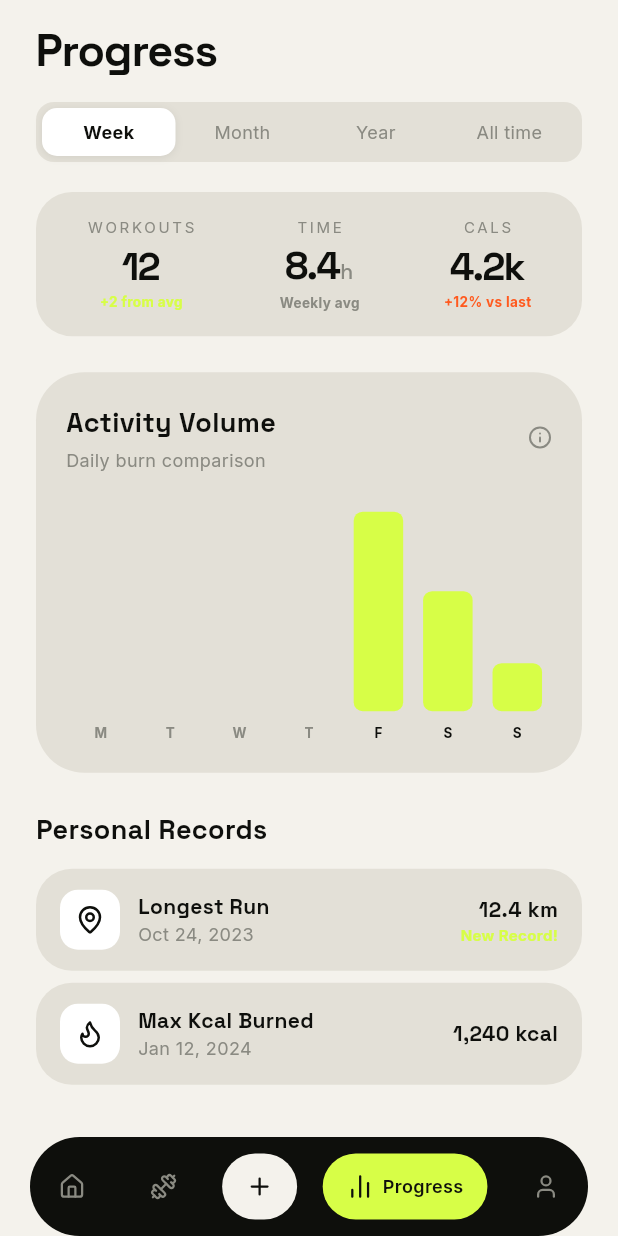
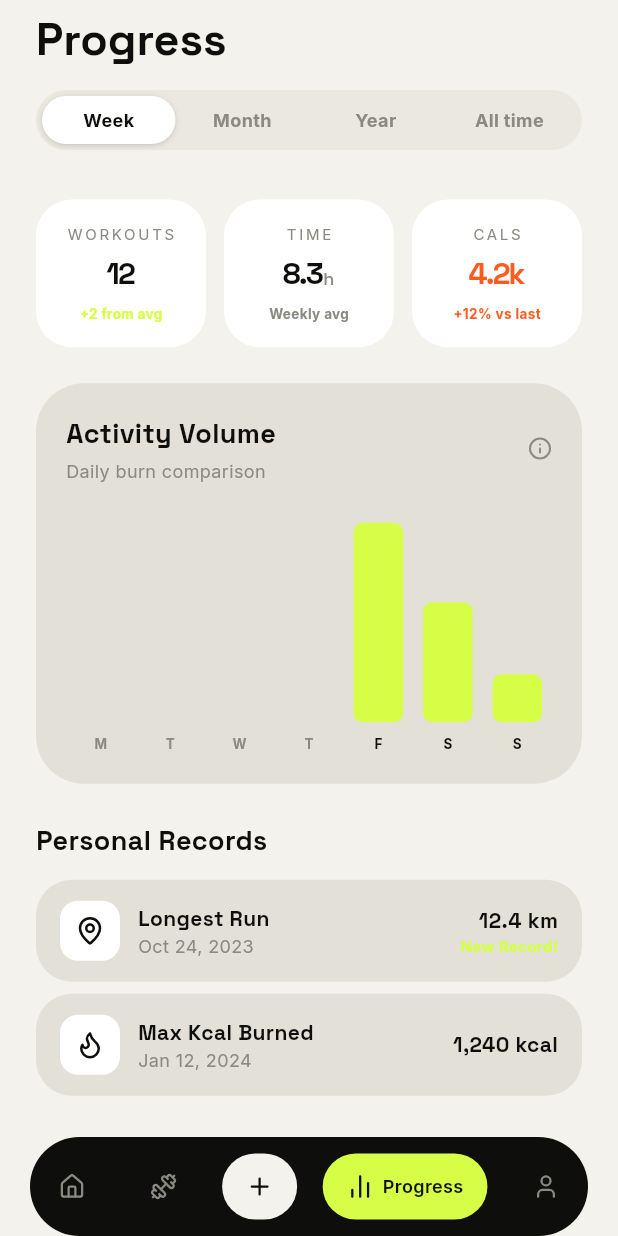
Before and after one commit to ashiq-dev-codes/droplet_flutter, a Flutter app: the screen it shows after launch, item 4 of the bottom bar chosen, on a phone screen of 412 x 824 dp. Run offline on Flutter 3.47's test engine with Material 3 defaults, Android fonts, the phone set to English and light mode, and no system bars; our stand-ins replace device_preview, lucide_icons_flutter.

Commit message:
feat: refactor ProgressPage layout to use NestedScrollView for improved scrolling and UI consistency

```diff
--- a/lib/features/progress/presentation/page/progress_page.dart
+++ b/lib/features/progress/presentation/page/progress_page.dart
@@ -1,5 +1,6 @@
 import 'package:fitness_tracker_app/shared/theme/app_colors.dart';
 import 'package:fitness_tracker_app/shared/theme/app_font.dart';
+import 'package:fitness_tracker_app/shared/widgets/page_visibility.dart';
 import 'package:flutter/material.dart';
 import 'package:lucide_icons_flutter/lucide_icons.dart';
 
@@ -8,29 +9,50 @@ class ProgressPage extends StatelessWidget {
 
   @override
   Widget build(BuildContext context) {
-    return const SafeArea(
+    return SafeArea(
       bottom: false,
-      child: SingleChildScrollView(
-        padding: EdgeInsets.fromLTRB(24, 16, 24, 120),
+      child: NestedScrollView(
+        headerSliverBuilder: (context, innerBoxIsScrolled) => [
+          SliverAppBar(
+            pinned: true,
+            elevation: 0,
+            floating: false,
+            titleSpacing: 24,
+            toolbarHeight: 53,
+            scrolledUnderElevation: 0,
+            automaticallyImplyLeading: false,
+            surfaceTintColor: Colors.transparent,
+            backgroundColor: AppColors.background,
+            title: Row(
+              children: [
+                const Text(
+                  'Progress',
+                  style: TextStyle(
+                    fontSize: 30,
+                    fontWeight: FontWeight.bold,
+                    color: AppColors.textPrimary,
+                    fontFamily: AppFont.spaceGrotesk,
+                  ),
+                ),
+              ],
+            ),
+          ),
+          SliverToBoxAdapter(child: SizedBox(height: 7)),
+
+          // Filter tabs
+          SliverToBoxAdapter(child: _FilterTabs()),
+          SliverToBoxAdapter(child: SizedBox(height: 16.5)),
+        ],
+        body: SingleChildScrollView(
+          padding: const EdgeInsets.only(
+            top: 16.5,
+            left: 24,
+            right: 24,
+            bottom: 120,
+          ),
           child: Column(
             crossAxisAlignment: CrossAxisAlignment.start,
             children: [
-            // Title
-            Text(
-              'Progress',
-              style: TextStyle(
-                fontFamily: AppFont.spaceGrotesk,
-                fontWeight: FontWeight.w700,
-                fontSize: 30,
-                height: 1.2,
-                letterSpacing: -0.75,
-                color: AppColors.textPrimary,
-              ),
-            ),
-            SizedBox(height: 16),
-            // Filter tabs
-            _FilterTabs(),
-            SizedBox(height: 20),
               // Stats row
               _StatsRow(),
               SizedBox(height: 24),
@@ -40,6 +62,7 @@ class ProgressPage extends StatelessWidget {
               // Personal records
               _PersonalRecords(),
             ],
+          ),
         ),
       ),
     );
@@ -52,28 +75,38 @@ class _FilterTabs extends StatelessWidget {
   @override
   Widget build(BuildContext context) {
     const tabs = ['Week', 'Month', 'Year', 'All time'];
+
     return Container(
       height: 40,
       padding: const EdgeInsets.all(4),
+      margin: EdgeInsets.symmetric(horizontal: 24),
       decoration: BoxDecoration(
-        color: AppColors.surface,
-        borderRadius: BorderRadius.circular(12),
+        color: AppColors.backgroundDark,
+        borderRadius: BorderRadius.circular(24),
       ),
       child: Row(
         children: List.generate(tabs.length, (i) {
           final active = i == 0;
+
           return Expanded(
             child: Container(
               alignment: Alignment.center,
               decoration: BoxDecoration(
+                borderRadius: BorderRadius.circular(20),
                 color: active ? AppColors.white : Colors.transparent,
-                borderRadius: BorderRadius.circular(10),
                 boxShadow: active
                     ? [
                         BoxShadow(
-                          color: AppColors.textPrimary.withValues(alpha: 0.08),
-                          blurRadius: 4,
+                          blurRadius: 2,
+                          spreadRadius: -1,
                           offset: const Offset(0, 1),
+                          color: AppColors.black.withValues(alpha: 0.10),
+                        ),
+                        BoxShadow(
+                          blurRadius: 3,
+                          spreadRadius: 0,
+                          offset: const Offset(0, 1),
+                          color: AppColors.black.withValues(alpha: 0.10),
                         ),
                       ]
                     : null,
@@ -81,9 +114,9 @@ class _FilterTabs extends StatelessWidget {
               child: Text(
                 tabs[i],
                 style: TextStyle(
+                  fontSize: 12,
                   fontFamily: AppFont.inter,
-                  fontWeight: active ? FontWeight.w700 : FontWeight.w400,
-                  fontSize: 12,
+                  fontWeight: active ? FontWeight.bold : FontWeight.w700,
                   color: active
                       ? AppColors.textPrimary
                       : AppColors.textSecondary,
@@ -97,93 +130,144 @@ class _FilterTabs extends StatelessWidget {
   }
 }
 
-class _StatsRow extends StatelessWidget {
+class _StatsRow extends StatefulWidget {
   const _StatsRow();
 
   @override
+  State<_StatsRow> createState() => _StatsRowState();
+}
+
+class _StatsRowState extends State<_StatsRow>
+    with SingleTickerProviderStateMixin, PageVisibilityMixin {
+  late final AnimationController _controller = AnimationController(
+    vsync: this,
+    duration: const Duration(milliseconds: 1300),
+  )..forward();
+
+  @override
+  void onBecomeVisible() => _controller.forward(from: 0);
+
+  @override
+  void dispose() {
+    _controller.dispose();
+    super.dispose();
+  }
+
+  @override
   Widget build(BuildContext context) {
-    return Container(
-      padding: const EdgeInsets.symmetric(horizontal: 20, vertical: 16),
-      decoration: BoxDecoration(
-        color: AppColors.surface,
-        borderRadius: BorderRadius.circular(24),
+    return Row(
+      mainAxisAlignment: MainAxisAlignment.spaceBetween,
+      children: [
+        _stat(
+          'WORKOUTS',
+          12,
+          (v) => v.round().toString(),
+          null,
+          null,
+          AppColors.accentLime,
+          '+2 from avg',
         ),
-      child: Row(
-        mainAxisAlignment: MainAxisAlignment.spaceAround,
-        children: [
-          _stat('WORKOUTS', '12', null, AppColors.accentLime, '+2 from avg'),
-          _divider(),
-          _stat('TIME', '8.4', 'h', null, 'Weekly avg'),
-          _divider(),
-          _stat('CALS', '4.2k', null, AppColors.accentOrange, '+12% vs last'),
+        SizedBox(width: 12),
+        _stat(
+          'TIME',
+          8.4,
+          (v) => v.toStringAsFixed(1),
+          null,
+          'h',
+          null,
+          'Weekly avg',
+        ),
+        SizedBox(width: 12),
+        _stat(
+          'CALS',
+          4.2,
+          (v) => '${v.toStringAsFixed(1)}k',
+          AppColors.accentOrange,
+          null,
+          AppColors.accentOrange,
+          '+12% vs last',
+        ),
       ],
-      ),
     );
   }
 
   Widget _stat(
     String label,
-    String value,
+    num targetValue,
+    String Function(double) formatValue,
+    Color? textColor,
     String? unit,
     Color? badgeColor,
     String badge,
   ) {
-    return Column(
+    return Expanded(
+      child: Container(
+        width: double.maxFinite,
+        padding: const EdgeInsets.all(16),
+        decoration: BoxDecoration(
+          color: AppColors.white,
+          borderRadius: BorderRadius.circular(24),
+        ),
+        child: Column(
           children: [
             Text(
               label,
               style: const TextStyle(
+                fontSize: 10,
+                letterSpacing: 1.8,
                 fontFamily: AppFont.inter,
                 fontWeight: FontWeight.w400,
-            fontSize: 10,
-            letterSpacing: 1.8,
                 color: AppColors.textSecondary,
               ),
             ),
-        const SizedBox(height: 6),
+            const SizedBox(height: 5.5),
             Row(
+              textBaseline: TextBaseline.alphabetic,
+              mainAxisAlignment: MainAxisAlignment.center,
               crossAxisAlignment: CrossAxisAlignment.baseline,
-          textBaseline: TextBaseline.alphabetic,
               children: [
-            Text(
-              value,
-              style: const TextStyle(
+                AnimatedBuilder(
+                  animation: _controller,
+                  builder: (context, _) {
+                    final t = Curves.easeOutCubic.transform(_controller.value);
+                    return Text(
+                      formatValue(targetValue * t),
+                      style: TextStyle(
+                        fontSize: 20,
+                        letterSpacing: -1.3,
+                        fontWeight: FontWeight.bold,
                         fontFamily: AppFont.spaceGrotesk,
-                fontWeight: FontWeight.w700,
-                fontSize: 26,
-                height: 1,
-                letterSpacing: -1.3,
-                color: AppColors.textPrimary,
+                        color: textColor ?? AppColors.textPrimary,
                       ),
+                    );
+                  },
                 ),
                 if (unit != null)
                   Text(
                     unit,
                     style: const TextStyle(
+                      fontSize: 12,
+                      fontWeight: FontWeight.w500,
+                      color: AppColors.textSecondary,
                       fontFamily: AppFont.spaceGrotesk,
-                  fontWeight: FontWeight.w500,
-                  fontSize: 14,
-                  color: AppColors.textSecondary,
                     ),
                   ),
               ],
             ),
-        const SizedBox(height: 4),
+            const SizedBox(height: 5),
             Text(
               badge,
               style: TextStyle(
+                fontSize: 9,
                 fontFamily: AppFont.inter,
-            fontWeight: FontWeight.w700,
-            fontSize: 9,
+                fontWeight: FontWeight.bold,
                 color: badgeColor ?? AppColors.textSecondary,
               ),
             ),
           ],
+        ),
+      ),
     );
-  }
-
-  Widget _divider() {
-    return Container(width: 1, height: 40, color: AppColors.divider);
   }
 }
 
```
Lines whose indentation alone changed are shown as unchanged.
